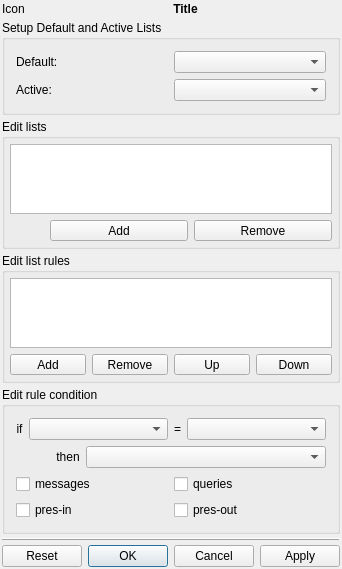
First picture: the form in src/plugins/privacylists/editlistsdialog2.ui, repository xnamed/vacuum-im, before the edit.
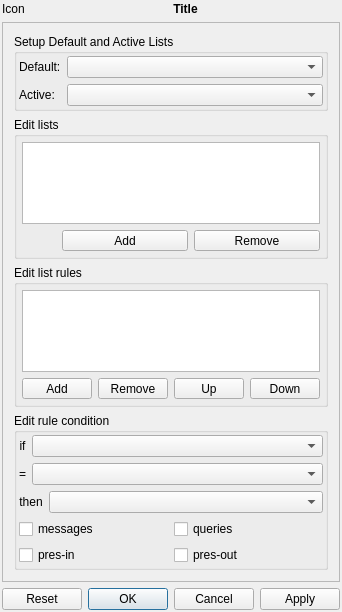
Second picture: the form after the edit.

What changed in the file:
```diff
--- a/src/plugins/privacylists/editlistsdialog2.ui
+++ b/src/plugins/privacylists/editlistsdialog2.ui
@@ -7,7 +7,7 @@
     <x>0</x>
     <y>0</y>
     <width>322</width>
-    <height>529</height>
+    <height>612</height>
    </rect>
   </property>
   <property name="sizePolicy">
@@ -16,10 +16,7 @@
     <verstretch>0</verstretch>
    </sizepolicy>
   </property>
-  <layout class="QVBoxLayout" name="verticalLayouMain">
-   <property name="spacing">
-    <number>4</number>
-   </property>
+  <layout class="QVBoxLayout" name="verticalLayout_5">
    <property name="leftMargin">
     <number>2</number>
    </property>
@@ -66,6 +63,21 @@
     </layout>
    </item>
    <item>
+    <widget class="QScrollArea" name="scrollArea">
+     <property name="widgetResizable">
+      <bool>true</bool>
+     </property>
+     <widget class="QWidget" name="scrollAreaWidgetContents">
+      <property name="geometry">
+       <rect>
+        <x>0</x>
+        <y>0</y>
+        <width>316</width>
+        <height>556</height>
+       </rect>
+      </property>
+      <layout class="QVBoxLayout" name="verticalLayout_4">
+       <item>
     <widget class="QGroupBox" name="grbDefaults">
      <property name="sizePolicy">
       <sizepolicy hsizetype="Expanding" vsizetype="Preferred">
@@ -77,12 +89,24 @@
       <string>Setup Default and Active Lists</string>
      </property>
      <layout class="QVBoxLayout" name="verticalLayout_2">
+          <property name="leftMargin">
+           <number>2</number>
+          </property>
+          <property name="topMargin">
+           <number>2</number>
+          </property>
+          <property name="rightMargin">
+           <number>2</number>
+          </property>
+          <property name="bottomMargin">
+           <number>2</number>
+          </property>
       <item>
-       <layout class="QHBoxLayout">
-        <item>
+           <layout class="QGridLayout" name="gridLayout">
+            <item row="0" column="0">
          <widget class="QLabel" name="lblDefault">
           <property name="sizePolicy">
-           <sizepolicy hsizetype="Expanding" vsizetype="Preferred">
+               <sizepolicy hsizetype="Preferred" vsizetype="Preferred">
             <horstretch>0</horstretch>
             <verstretch>0</verstretch>
            </sizepolicy>
@@ -95,7 +119,7 @@
           </property>
          </widget>
         </item>
-        <item>
+            <item row="0" column="1">
          <widget class="QComboBox" name="cmbDefault">
           <property name="sizePolicy">
            <sizepolicy hsizetype="Expanding" vsizetype="Fixed">
@@ -108,14 +132,10 @@
           </property>
          </widget>
         </item>
-       </layout>
-      </item>
-      <item>
-       <layout class="QHBoxLayout" name="horizontalLayout_3">
-        <item>
+            <item row="1" column="0">
          <widget class="QLabel" name="lblActive">
           <property name="sizePolicy">
-           <sizepolicy hsizetype="Expanding" vsizetype="Preferred">
+               <sizepolicy hsizetype="Preferred" vsizetype="Preferred">
             <horstretch>0</horstretch>
             <verstretch>0</verstretch>
            </sizepolicy>
@@ -128,10 +148,10 @@
           </property>
          </widget>
         </item>
-        <item>
+            <item row="1" column="1">
          <widget class="QComboBox" name="cmbActive">
           <property name="sizePolicy">
-           <sizepolicy hsizetype="Expanding" vsizetype="Fixed">
+               <sizepolicy hsizetype="Preferred" vsizetype="Fixed">
             <horstretch>0</horstretch>
             <verstretch>0</verstretch>
            </sizepolicy>
@@ -321,10 +341,28 @@
    </item>
    <item>
     <widget class="QGroupBox" name="grbRuleCondition">
+         <property name="sizePolicy">
+          <sizepolicy hsizetype="Expanding" vsizetype="Expanding">
+           <horstretch>0</horstretch>
+           <verstretch>0</verstretch>
+          </sizepolicy>
+         </property>
      <property name="title">
       <string>Edit rule condition</string>
      </property>
      <layout class="QVBoxLayout" name="verticalLayout_3">
+          <property name="leftMargin">
+           <number>2</number>
+          </property>
+          <property name="topMargin">
+           <number>2</number>
+          </property>
+          <property name="rightMargin">
+           <number>2</number>
+          </property>
+          <property name="bottomMargin">
+           <number>2</number>
+          </property>
       <item>
        <layout class="QHBoxLayout">
         <item>
@@ -350,6 +388,10 @@
           </property>
          </widget>
         </item>
+           </layout>
+          </item>
+          <item>
+           <layout class="QHBoxLayout" name="horizontalLayout_6">
         <item>
          <widget class="QLabel" name="lblEqual">
           <property name="text">
@@ -380,22 +422,6 @@
       </item>
       <item>
        <layout class="QHBoxLayout" name="horizontalLayout_5">
-        <item>
-         <spacer name="horizontalSpacer_2">
-          <property name="orientation">
-           <enum>Qt::Horizontal</enum>
-          </property>
-          <property name="sizeType">
-           <enum>QSizePolicy::Preferred</enum>
-          </property>
-          <property name="sizeHint" stdset="0">
-           <size>
-            <width>40</width>
-            <height>20</height>
-           </size>
-          </property>
-         </spacer>
-        </item>
         <item>
          <widget class="QLabel" name="lblThen">
           <property name="text">
@@ -460,14 +486,8 @@
      </layout>
     </widget>
    </item>
-   <item>
-    <widget class="QFrame" name="frame">
-     <property name="frameShape">
-      <enum>QFrame::HLine</enum>
-     </property>
-     <property name="frameShadow">
-      <enum>QFrame::Raised</enum>
-     </property>
+      </layout>
+     </widget>
     </widget>
    </item>
    <item>
```
Lines whose indentation alone changed are shown as unchanged.
